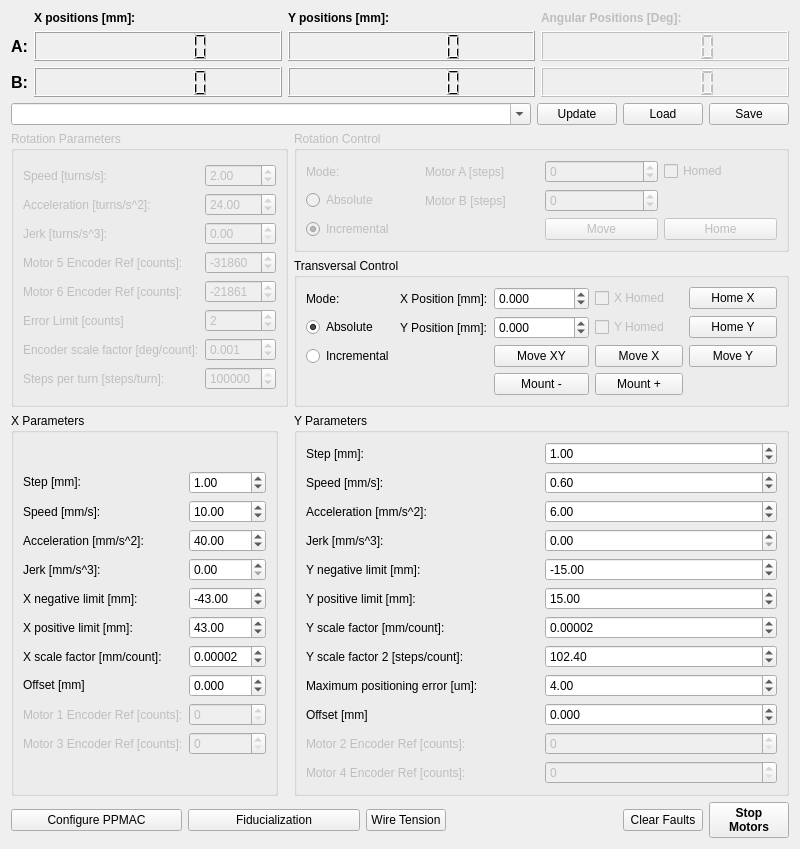
Old version of the form movingwire/gui/ui/ppmacwidget.ui in the repository lnls-ima/moving-wire-control.
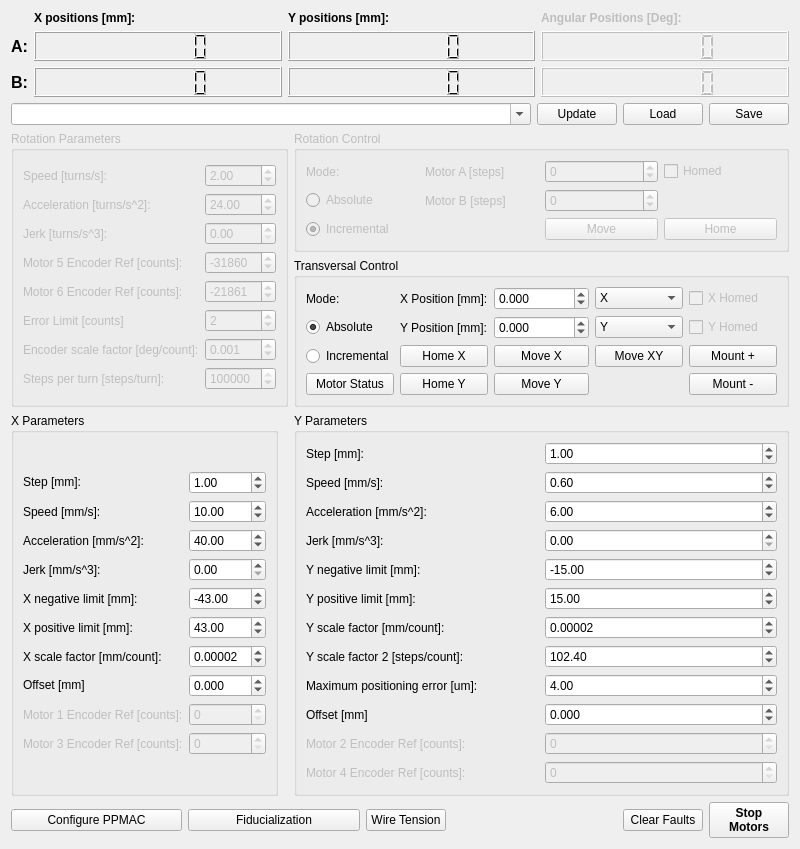
New version of the form. Icons and pictures are not drawn.

The edit to the form file:
```diff
--- a/movingwire/gui/ui/ppmacwidget.ui
+++ b/movingwire/gui/ui/ppmacwidget.ui
@@ -512,10 +512,16 @@
        <layout class="QGridLayout" name="gridLayout_5">
         <item row="0" column="0">
          <layout class="QGridLayout" name="gridLayout_3">
-          <item row="0" column="0">
-           <widget class="QLabel" name="label_8">
-            <property name="text">
-             <string>Mode:</string>
+          <item row="0" column="2">
+           <widget class="QDoubleSpinBox" name="dsb_pos_x">
+            <property name="decimals">
+             <number>3</number>
+            </property>
+            <property name="minimum">
+             <double>-999999.000000000000000</double>
+            </property>
+            <property name="maximum">
+             <double>999999.000000000000000</double>
             </property>
            </widget>
           </item>
@@ -529,29 +535,38 @@
             </property>
            </widget>
           </item>
-          <item row="1" column="2">
-           <widget class="QDoubleSpinBox" name="dsb_pos_y">
-            <property name="decimals">
-             <number>3</number>
+          <item row="4" column="1">
+           <widget class="QPushButton" name="pbt_home_y">
+            <property name="text">
+             <string>Home Y</string>
             </property>
-            <property name="minimum">
-             <double>-999999.000000000000000</double>
+           </widget>
+          </item>
+          <item row="2" column="1">
+           <widget class="QPushButton" name="pbt_home_x">
+            <property name="text">
+             <string>Home X</string>
             </property>
-            <property name="maximum">
-             <double>999999.000000000000000</double>
+           </widget>
+          </item>
+          <item row="0" column="1">
+           <widget class="QLabel" name="label_4">
+            <property name="text">
+             <string>X Position [mm]:</string>
             </property>
            </widget>
           </item>
-          <item row="0" column="2">
-           <widget class="QDoubleSpinBox" name="dsb_pos_x">
-            <property name="decimals">
-             <number>3</number>
+          <item row="4" column="2">
+           <widget class="QPushButton" name="pbt_move_y">
+            <property name="text">
+             <string>Move Y</string>
             </property>
-            <property name="minimum">
-             <double>-999999.000000000000000</double>
-            </property>
-            <property name="maximum">
-             <double>999999.000000000000000</double>
+           </widget>
+          </item>
+          <item row="0" column="0">
+           <widget class="QLabel" name="label_8">
+            <property name="text">
+             <string>Mode:</string>
             </property>
            </widget>
           </item>
@@ -565,80 +580,13 @@
             </property>
            </widget>
           </item>
-          <item row="0" column="1">
-           <widget class="QLabel" name="label_4">
-            <property name="text">
-             <string>X Position [mm]:</string>
-            </property>
-           </widget>
-          </item>
-          <item row="0" column="4">
-           <widget class="QPushButton" name="pbt_home_x">
-            <property name="text">
-             <string>Home X</string>
-            </property>
-           </widget>
-          </item>
-          <item row="2" column="3">
+          <item row="2" column="2">
            <widget class="QPushButton" name="pbt_move_x">
             <property name="text">
              <string>Move X</string>
             </property>
            </widget>
           </item>
-          <item row="2" column="2">
-           <widget class="QPushButton" name="pbt_move_xy">
-            <property name="text">
-             <string>Move XY</string>
-            </property>
-           </widget>
-          </item>
-          <item row="2" column="4">
-           <widget class="QPushButton" name="pbt_move_y">
-            <property name="text">
-             <string>Move Y</string>
-            </property>
-           </widget>
-          </item>
-          <item row="1" column="3">
-           <widget class="QCheckBox" name="chb_homed_y">
-            <property name="enabled">
-             <bool>false</bool>
-            </property>
-            <property name="text">
-             <string>Y Homed</string>
-            </property>
-            <property name="checkable">
-             <bool>true</bool>
-            </property>
-            <property name="tristate">
-             <bool>false</bool>
-            </property>
-           </widget>
-          </item>
-          <item row="0" column="3">
-           <widget class="QCheckBox" name="chb_homed_x">
-            <property name="enabled">
-             <bool>false</bool>
-            </property>
-            <property name="text">
-             <string>X Homed</string>
-            </property>
-            <property name="checkable">
-             <bool>true</bool>
-            </property>
-            <property name="tristate">
-             <bool>false</bool>
-            </property>
-           </widget>
-          </item>
-          <item row="1" column="4">
-           <widget class="QPushButton" name="pbt_home_y">
-            <property name="text">
-             <string>Home Y</string>
-            </property>
-           </widget>
-          </item>
           <item row="1" column="1">
            <widget class="QLabel" name="label_6">
             <property name="text">
@@ -646,20 +594,117 @@
             </property>
            </widget>
           </item>
-          <item row="3" column="2">
+          <item row="1" column="2">
+           <widget class="QDoubleSpinBox" name="dsb_pos_y">
+            <property name="decimals">
+             <number>3</number>
+            </property>
+            <property name="minimum">
+             <double>-999999.000000000000000</double>
+            </property>
+            <property name="maximum">
+             <double>999999.000000000000000</double>
+            </property>
+           </widget>
+          </item>
+          <item row="4" column="4">
            <widget class="QPushButton" name="pbt_mount_neg_lim">
             <property name="text">
              <string>Mount -</string>
             </property>
            </widget>
           </item>
-          <item row="3" column="3">
+          <item row="2" column="3">
+           <widget class="QPushButton" name="pbt_move_xy">
+            <property name="text">
+             <string>Move XY</string>
+            </property>
+           </widget>
+          </item>
+          <item row="2" column="4">
            <widget class="QPushButton" name="pbt_mount_pos_lim">
             <property name="text">
              <string>Mount +</string>
             </property>
            </widget>
           </item>
+          <item row="0" column="4">
+           <widget class="QCheckBox" name="chb_homed_x">
+            <property name="enabled">
+             <bool>false</bool>
+            </property>
+            <property name="text">
+             <string>X Homed</string>
+            </property>
+            <property name="checkable">
+             <bool>true</bool>
+            </property>
+            <property name="tristate">
+             <bool>false</bool>
+            </property>
+           </widget>
+          </item>
+          <item row="1" column="4">
+           <widget class="QCheckBox" name="chb_homed_y">
+            <property name="enabled">
+             <bool>false</bool>
+            </property>
+            <property name="text">
+             <string>Y Homed</string>
+            </property>
+            <property name="checkable">
+             <bool>true</bool>
+            </property>
+            <property name="tristate">
+             <bool>false</bool>
+            </property>
+           </widget>
+          </item>
+          <item row="0" column="3">
+           <widget class="QComboBox" name="cmb_x_selection">
+            <item>
+             <property name="text">
+              <string>X</string>
+             </property>
+            </item>
+            <item>
+             <property name="text">
+              <string>Xa</string>
+             </property>
+            </item>
+            <item>
+             <property name="text">
+              <string>Xb</string>
+             </property>
+            </item>
+           </widget>
+          </item>
+          <item row="1" column="3">
+           <widget class="QComboBox" name="cmb_y_selection">
+            <item>
+             <property name="text">
+              <string>Y</string>
+             </property>
+            </item>
+            <item>
+             <property name="text">
+              <string>Ya</string>
+             </property>
+            </item>
+            <item>
+             <property name="text">
+              <string>Yb</string>
+             </property>
+            </item>
+           </widget>
+          </item>
+          <item row="4" column="0">
+           <widget class="QPushButton" name="pbt_status">
+            <property name="text">
+             <string>Motor Status</string>
+            </property>
+           </widget>
+          </item>
          </layout>
         </item>
        </layout>
```
